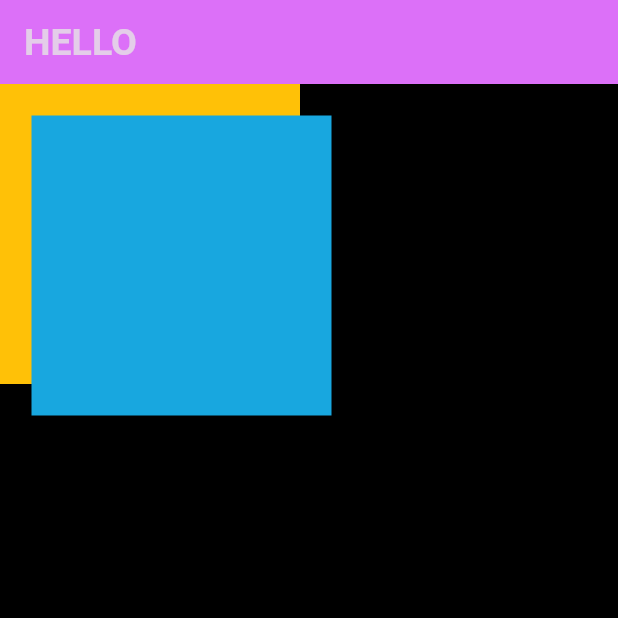
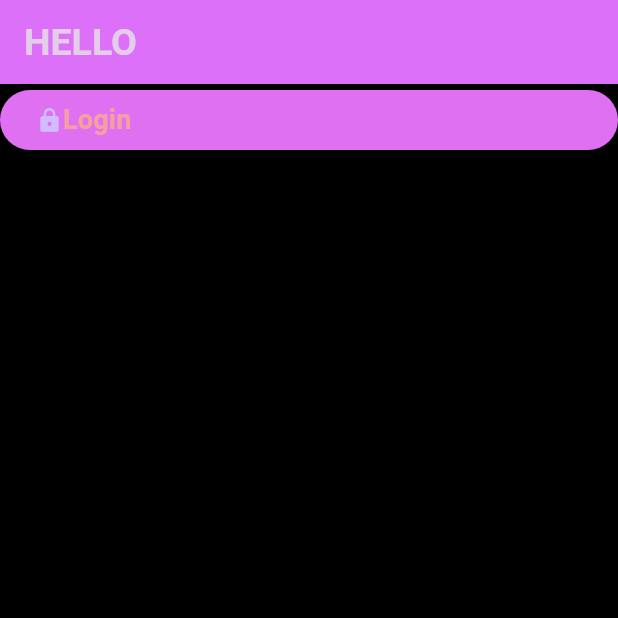
Before and after one commit to GauriRocksies/LearnFlutter-, a Flutter app: the screen it shows after launch, on a phone screen of 412 x 824 dp, the top half of it. Run offline on Flutter 3.47's test engine with Material 3 defaults, Android fonts, the light colour scheme and no system bars; project files that could hold a hidden picture were left out.

Commit message:
Learning how to make a custon widget, currently a rounded button

```diff
--- a/git_flutter/lib/avatar/styleTh.dart
+++ b/git_flutter/lib/avatar/styleTh.dart
@@ -20,10 +20,13 @@ ThemeData styleTh() {
           fontSize: 25,
           fontWeight: FontWeight.bold,
           color: const Color.fromARGB(255, 0, 0, 0)),
+
+
       headlineMedium: TextStyle(
           fontSize: 20,
           fontWeight: FontWeight.w500,
           fontStyle: FontStyle.italic),
     ),
+
   );
 }
--- a/git_flutter/lib/main.dart
+++ b/git_flutter/lib/main.dart
@@ -2,6 +2,7 @@ import 'package:flutter/material.dart';
 import 'package:git_flutter/avatar/StackWidget.dart';
 //import 'package:git_flutter/avatar/card.dart';
 import 'package:git_flutter/pages/DivWidget.dart';
+import 'package:git_flutter/widgets_custom/RoundedBtn.dart';
 //import 'avatar/circleDemo.dart';
 import 'avatar/styleTh.dart';
 //import 'avatar/card.dart';
@@ -66,7 +67,18 @@ class _MyHomePageState extends State<MyHomePage> {
 
       //body: Container(child: PageOne()),
 
-      body: Container(child: StackDemo()),
-    );
+      //body: Container(child: StackDemo()),
+
+      body: RoundedButton(
+          btnName: 'Login',
+          icon: Icon(Icons.lock),
+          callBack: () {
+            print("Logged In");
+          },
+          textStyle: TextStyle(
+          fontSize: 18,
+          color: const Color.fromARGB(255, 245, 160, 160),
+          fontWeight: FontWeight.w600 ,),
+    ));
   }
 }
--- /dev/null
+++ b/git_flutter/lib/widgets_custom/RoundedBtn.dart
@@ -0,0 +1,35 @@
+import 'package:flutter/material.dart';
+
+class RoundedButton extends StatelessWidget {
+  final String btnName;
+  final Icon? icon;
+  final Color? bgColor;
+  final TextStyle? textStyle;
+  final VoidCallback? callBack;
+
+  const RoundedButton(
+      {required this.btnName,
+      this.icon,
+      this.bgColor = const Color.fromARGB(255, 223, 112, 242),
+      this.textStyle,
+      this.callBack});
+
+  @override
+  Widget build(BuildContext context) {
+    return ElevatedButton(
+        onPressed: () {
+          callBack!();
+        },
+        child: icon!=null ? Row(
+          children: [
+            icon!,
+            Text(btnName,style: textStyle,)
+          ],
+        ): Text(btnName,style: textStyle,),
+        style: ElevatedButton.styleFrom(
+          backgroundColor:bgColor,
+
+        ),
+        );
+  }
+}
```
